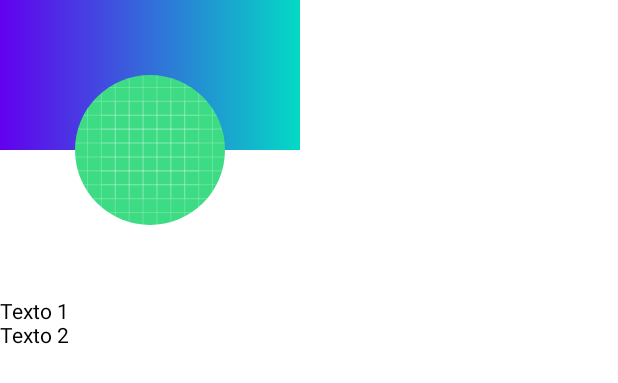
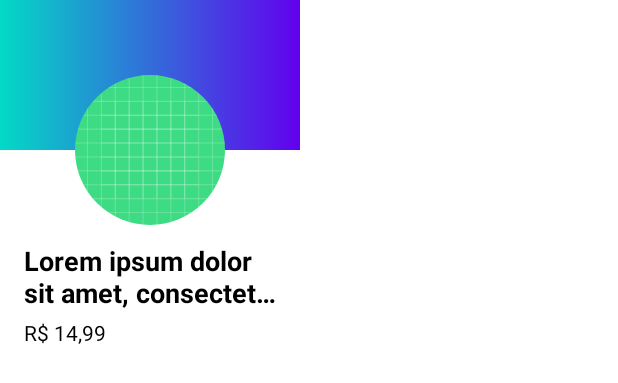
Before and after one commit to robsondmf1234/JetpackComposeEstudo, an Android app built with Jetpack Compose: the @Preview function ProductItem, on a phone screen of 412 x 824 dp. Shown: the top 383 px of the screen. Run offline under Robolectric (Android 15) with nearby library versions, the phone set to English and light mode, and no system bars.

Commit message:
feat - Ajuste de layout.

```diff
--- a/app/src/main/java/com/example/jetpackcomposeestudos/MainActivity.kt
+++ b/app/src/main/java/com/example/jetpackcomposeestudos/MainActivity.kt
@@ -1,6 +1,5 @@
 package com.example.jetpackcomposeestudos
 
-import android.content.res.Configuration.UI_MODE_NIGHT_NO
 import android.os.Bundle
 import androidx.activity.ComponentActivity
 import androidx.activity.compose.setContent
@@ -23,19 +22,18 @@ import androidx.compose.material3.Surface
 import androidx.compose.material3.Text
 import androidx.compose.runtime.Composable
 import androidx.compose.ui.Alignment
-import androidx.compose.ui.Alignment.Companion.CenterHorizontally
+import androidx.compose.ui.Alignment.Companion.BottomCenter
 import androidx.compose.ui.Modifier
 import androidx.compose.ui.draw.clip
 import androidx.compose.ui.graphics.Brush
-import androidx.compose.ui.graphics.Color
 import androidx.compose.ui.res.painterResource
+import androidx.compose.ui.text.font.FontWeight
 import androidx.compose.ui.text.style.TextOverflow
 import androidx.compose.ui.tooling.preview.Preview
 import androidx.compose.ui.tooling.preview.datasource.LoremIpsum
 import androidx.compose.ui.unit.dp
-import com.example.jetpackcomposeestudos.ui.components.ChallengeComposable
+import androidx.compose.ui.unit.sp
 import com.example.jetpackcomposeestudos.ui.theme.JetPackComposeEstudosTheme
-import com.example.jetpackcomposeestudos.ui.theme.Purple40
 import com.example.jetpackcomposeestudos.ui.theme.Purple500
 import com.example.jetpackcomposeestudos.ui.theme.Teal200
 
@@ -44,18 +42,17 @@ class MainActivity : ComponentActivity() {
         super.onCreate(savedInstanceState)
         setContent {
             JetPackComposeEstudosTheme {
-                exerciseCompose()
+                ProductItem()
             }
         }
     }
 }
 
-@Preview
 @Composable
+@Preview(showBackground = true, showSystemUi = true)
 fun ProductItem() {
     Column(
         Modifier
-            .background(Color.White)
             .height(250.dp)
             .width(200.dp)
     ) {
@@ -64,23 +61,40 @@ fun ProductItem() {
                 .height(100.dp)
                 .background(
                     brush = Brush.horizontalGradient(
-                        colors = listOf(Teal200, Purple500)
+                        colors = listOf(
+                            Purple500, Teal200
+                        )
                     )
                 )
                 .fillMaxWidth()
 
-        )
+        ) {
             Image(
                 painter = painterResource(id = R.drawable.ic_launcher_background),
                 contentDescription = null,
                 Modifier
                     .size(100.dp)
-                .offset(y = (-50).dp)
+                    .offset(y = 50.dp)
                     .clip(shape = CircleShape)
-                .align(CenterHorizontally)
+                    .align(BottomCenter)
             )
-        Text(text = "Texto 1")
-        Text(text = "Texto 2")
+        }
+        Spacer(modifier = Modifier.height(48.dp))
+        Column(Modifier.padding(16.dp)) {
+            Text(
+                text = LoremIpsum(50).values.first(),
+                fontSize = 18.sp,
+                fontWeight = FontWeight(700),
+                maxLines = 2,
+                overflow = TextOverflow.Ellipsis
+            )
+            Text(
+                text = "R$ 14,99",
+                Modifier.padding(top = 8.dp,),
+                fontSize = 14.sp,
+                fontWeight = FontWeight(400)
+            )
+        }
     }
 }
 
@@ -117,7 +131,12 @@ fun exerciseCompose() {
                     .clip(shape = CircleShape)
             )
             Spacer(modifier = Modifier.width(16.dp))
-            Text(text = LoremIpsum(50).values.first(), maxLines = 6, modifier = Modifier.align(Alignment.CenterVertically), overflow = TextOverflow.Ellipsis)
+            Text(
+                text = LoremIpsum(50).values.first(),
+                maxLines = 6,
+                modifier = Modifier.align(Alignment.CenterVertically),
+                overflow = TextOverflow.Ellipsis
+            )
         }
     }
 }
```
Lines whose indentation alone changed are shown as unchanged.
